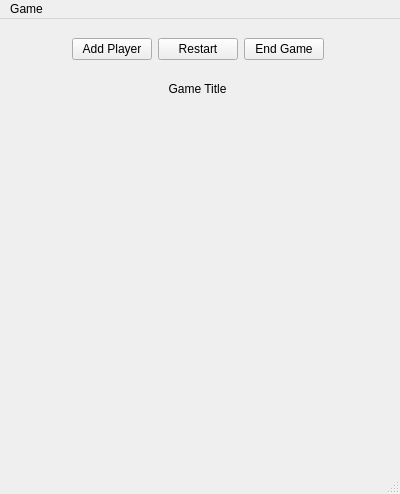
First picture: the form in Scorekeeper/mainwindow.ui, repository miller-time/scorekeeper, before the edit.
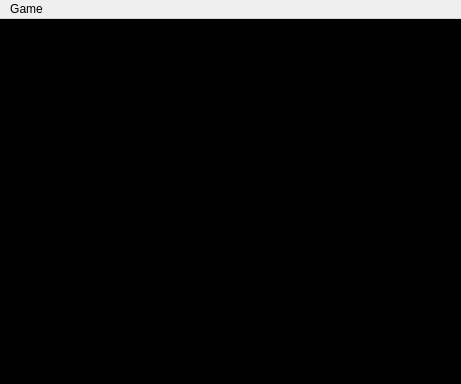
Second picture: the form after the edit. Icons and pictures are not drawn.

What changed in the file:
```diff
--- a/Scorekeeper/mainwindow.ui
+++ b/Scorekeeper/mainwindow.ui
@@ -6,58 +6,73 @@
    <rect>
     <x>0</x>
     <y>0</y>
-    <width>400</width>
-    <height>494</height>
+    <width>461</width>
+    <height>384</height>
    </rect>
   </property>
   <property name="windowTitle">
    <string>Scorekeeper</string>
   </property>
   <widget class="QWidget" name="centralwidget">
-   <widget class="QLabel" name="titleLabel">
-    <property name="geometry">
-     <rect>
-      <x>7</x>
-      <y>60</y>
-      <width>381</width>
-      <height>20</height>
-     </rect>
-    </property>
-    <property name="text">
-     <string>Game Title</string>
-    </property>
-    <property name="alignment">
-     <set>Qt::AlignCenter</set>
-    </property>
-   </widget>
-   <widget class="QWidget" name="">
-    <property name="geometry">
-     <rect>
-      <x>10</x>
-      <y>80</y>
-      <width>381</width>
-      <height>371</height>
-     </rect>
-    </property>
-    <layout class="QVBoxLayout" name="playerGrid" stretch="">
-     <property name="spacing">
-      <number>-1</number>
-     </property>
-     <property name="sizeConstraint">
-      <enum>QLayout::SetDefaultConstraint</enum>
-     </property>
-    </layout>
-   </widget>
-   <widget class="QWidget" name="">
-    <property name="geometry">
-     <rect>
-      <x>7</x>
-      <y>10</y>
-      <width>381</width>
-      <height>41</height>
-     </rect>
-    </property>
-    <layout class="QHBoxLayout" name="horizontalLayout">
+   <property name="styleSheet">
+    <string notr="true">QWidget { background-color: black; }</string>
+   </property>
+   <layout class="QVBoxLayout" name="verticalLayout">
+    <item>
+     <widget class="QTableView" name="tableView">
+      <property name="styleSheet">
+       <string notr="true">QTableView { color: white; background-color: black; } QSpinBox { color:white; background-color:black; }</string>
+      </property>
+      <property name="selectionMode">
+       <enum>QAbstractItemView::SingleSelection</enum>
+      </property>
+      <property name="selectionBehavior">
+       <enum>QAbstractItemView::SelectColumns</enum>
+      </property>
+      <attribute name="verticalHeaderVisible">
+       <bool>false</bool>
+      </attribute>
+     </widget>
+    </item>
+    <item>
+     <layout class="QHBoxLayout" name="horizontalLayout_2">
+      <item>
+       <widget class="QPushButton" name="addButton">
+        <property name="toolTip">
+         <string>Add Player</string>
+        </property>
+        <property name="styleSheet">
+         <string notr="true"/>
+        </property>
+        <property name="text">
+         <string/>
+        </property>
+        <property name="icon">
+         <iconset resource="icons.qrc">
+          <normaloff>:/icons/add.png</normaloff>:/icons/add.png</iconset>
+        </property>
+        <property name="flat">
+         <bool>true</bool>
+        </property>
+       </widget>
+      </item>
+      <item>
+       <widget class="QPushButton" name="removeButton">
+        <property name="toolTip">
+         <string>Remove Selected Player</string>
+        </property>
+        <property name="text">
+         <string/>
+        </property>
+        <property name="icon">
+         <iconset resource="icons.qrc">
+          <normaloff>:/icons/remove.png</normaloff>:/icons/remove.png</iconset>
+        </property>
+        <property name="flat">
+         <bool>true</bool>
+        </property>
+       </widget>
+      </item>
      <item>
       <spacer name="horizontalSpacer_2">
        <property name="orientation">
@@ -72,48 +87,32 @@
       </spacer>
      </item>
      <item>
-      <widget class="QPushButton" name="addplayerButton">
-       <property name="text">
-        <string>Add Player</string>
-       </property>
-      </widget>
-     </item>
-     <item>
-      <widget class="QPushButton" name="restartButton">
+       <widget class="QPushButton" name="clearButton">
+        <property name="toolTip">
+         <string>Clear Scores</string>
+        </property>
        <property name="text">
-        <string>Restart</string>
-       </property>
-      </widget>
-     </item>
-     <item>
-      <widget class="QPushButton" name="endButton">
-       <property name="text">
-        <string>End Game</string>
-       </property>
-      </widget>
-     </item>
-     <item>
-      <spacer name="horizontalSpacer">
-       <property name="orientation">
-        <enum>Qt::Horizontal</enum>
-       </property>
-       <property name="sizeHint" stdset="0">
-        <size>
-         <width>40</width>
-         <height>20</height>
-        </size>
-       </property>
-      </spacer>
-     </item>
-    </layout>
-   </widget>
+         <string/>
+        </property>
+        <property name="icon">
+         <iconset resource="icons.qrc">
+          <normaloff>:/icons/clear.png</normaloff>:/icons/clear.png</iconset>
+        </property>
+        <property name="flat">
+         <bool>true</bool>
+        </property>
+       </widget>
+      </item>
+     </layout>
+    </item>
+   </layout>
   </widget>
   <widget class="QMenuBar" name="menubar">
    <property name="geometry">
     <rect>
      <x>0</x>
      <y>0</y>
-     <width>400</width>
+     <width>461</width>
      <height>22</height>
     </rect>
    </property>
@@ -129,7 +128,6 @@
    </widget>
    <addaction name="menuGame"/>
   </widget>
-  <widget class="QStatusBar" name="statusbar"/>
   <action name="actionNew">
    <property name="text">
     <string>End Game</string>
```
Left out of the diff: 4 changed lines with no effect on the pictures. Lines whose indentation alone changed are shown as unchanged.
